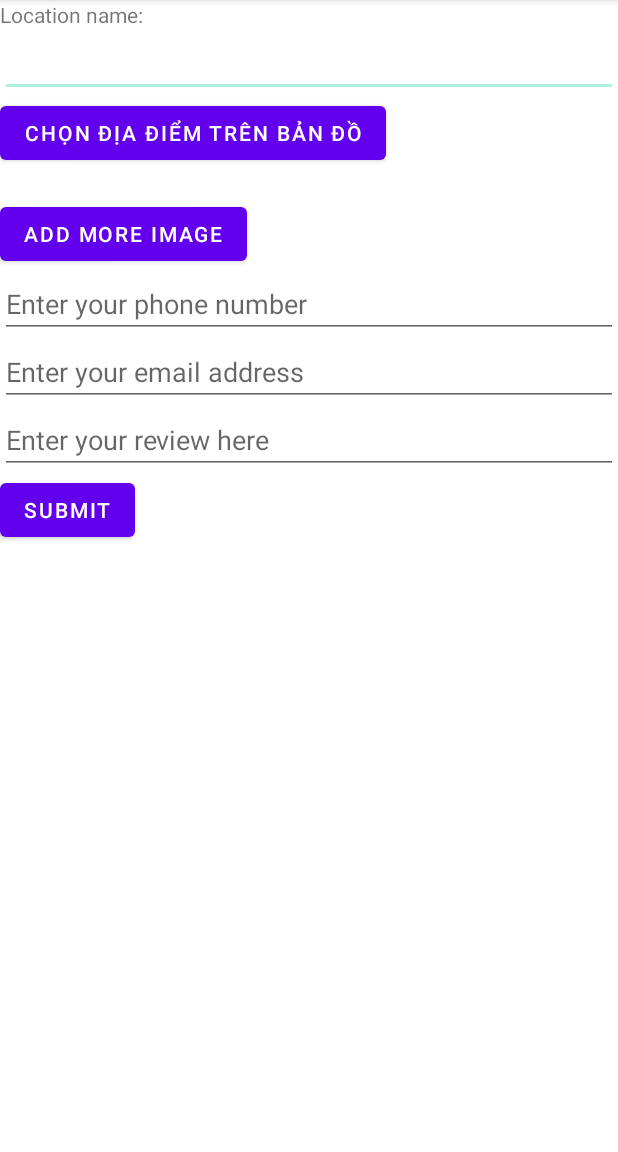
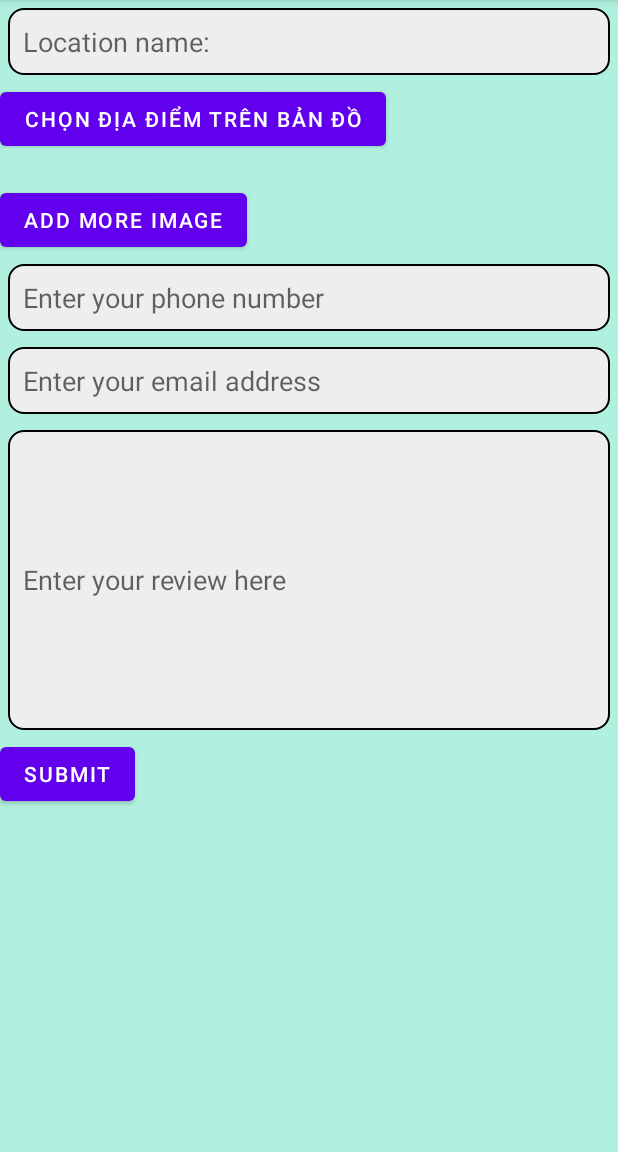
Before and after one commit to QBLong/Location-based-service, an Android app: the AddLocation screen opened directly, with no data from a screen before it, on a phone screen of 412 x 824 dp, the part 84-1236 px from its top. Run offline under Robolectric (Android 15) with nearby library versions, the light colour scheme and no system bars; our stand-ins replace Firebase (no records; nobody signed in at launch, a user with empty details on screens opened directly); pictures from the network do not load.

Commit message:
Gan xong

```diff
--- a/app/src/main/java/com/example/location_based_service/AddCommentActivity.java
+++ b/app/src/main/java/com/example/location_based_service/AddCommentActivity.java
@@ -2,11 +2,13 @@ package com.example.location_based_service;
 
 import androidx.appcompat.app.AppCompatActivity;
 
+import android.annotation.SuppressLint;
 import android.content.Intent;
 import android.os.Bundle;
 import android.view.View;
 import android.widget.Button;
 import android.widget.EditText;
+import android.widget.Toast;
 
 import java.util.Date;
 
@@ -24,15 +26,23 @@ public class AddCommentActivity extends AppCompatActivity {
         assignGlobalVariables();
         submit.setOnClickListener(
                 new View.OnClickListener() {
+                    @SuppressLint("ResourceType")
                     @Override
                     public void onClick(View view) {
+                        int numberOfStar=Integer.parseInt(star.getText().toString());
+                        if(numberOfStar>5 || numberOfStar<0) {
+                            Toast.makeText(
+                                    AddCommentActivity.this, R.id.numberOfStar, Toast.LENGTH_LONG
+                            ).show();
+                            return;
+                        }
                         cComment comment=new cComment();
                         comment.setmLocation(locationName);
                         comment.setmContent(content.getText().toString());
                         comment.setDate(new Date());
                         comment.setmUserName(MyGlobal.userName);
                         comment.setmUserEmail(MyGlobal.userEmail);
-                        comment.setmNumberOfStar(Integer.valueOf(star.getText().toString()));
+                        comment.setmNumberOfStar(numberOfStar);
 
                         mCommentDAO.addComment(comment);
 
--- a/app/src/main/java/com/example/location_based_service/Detail_location.java
+++ b/app/src/main/java/com/example/location_based_service/Detail_location.java
@@ -93,7 +93,7 @@ public class Detail_location extends AppCompatActivity {
 
 
         recyclerView=(RecyclerView) findViewById(R.id.recyclerViewImage);
-        // bDirect=findViewById(R.id.direct);
+        bDirect=findViewById(R.id.direct);
 
 
         adapter=new LocationImageAdapter(this, R.layout.another_item_layout);
@@ -211,14 +211,14 @@ public class Detail_location extends AppCompatActivity {
             Intent intent = new Intent(Intent.ACTION_CALL, Uri.fromParts("tel", phone, null));
             this.startActivity(intent);
         }
-        else if (v==bDirect){
+        else {
             openMap();
         }
     }
 
     private void openMap() {
         Intent openMapIntent=new Intent(this, MapsActivity.class);
-        openMapIntent.putExtra("latitude", lattitude);
+        openMapIntent.putExtra("lattitude", lattitude);
         openMapIntent.putExtra("longitude", longitude);
         openMapIntent.putExtra("name", locationName);
         openMapIntent.putExtra("description", tDetail.getText());
--- /dev/null
+++ b/app/src/main/res/drawable/border_edittext.xml
@@ -0,0 +1,17 @@
+<?xml version="1.0" encoding="utf-8"?>
+<shape xmlns:android="http://schemas.android.com/apk/res/android">
+    <stroke
+        android:width="1dp"
+        android:color="@color/black" />
+    <solid
+        android:color="#eeeeee"
+        android:paddingLeft="10dp"
+        android:paddingTop="10dp"/>
+    <padding
+        android:left="10dp"
+        android:top="10dp"
+        android:right="10dp"
+        android:bottom="10dp" />
+
+    <corners android:radius="10dp"/>
+</shape>
--- a/app/src/main/res/layout/activity_add_comment.xml
+++ b/app/src/main/res/layout/activity_add_comment.xml
@@ -5,6 +5,7 @@
     android:layout_width="match_parent"
     android:layout_height="match_parent"
     tools:context=".AddCommentActivity"
+    android:background="@color/teal_200"
     android:orientation="vertical">
     <EditText
         android:layout_width="match_parent"
--- a/app/src/main/res/layout/activity_add_location.xml
+++ b/app/src/main/res/layout/activity_add_location.xml
@@ -4,22 +4,22 @@
     xmlns:app="http://schemas.android.com/apk/res-auto"
     xmlns:tools="http://schemas.android.com/tools"
     android:layout_width="match_parent"
-    android:layout_height="match_parent">
+    android:layout_height="match_parent"
+    android:background="@color/teal_200">
     <LinearLayout
         android:layout_width="match_parent"
         android:layout_height="match_parent"
         tools:context=".AddLocation"
         android:orientation="vertical">
 
-        <TextView
-            android:layout_width="match_parent"
-            android:layout_height="wrap_content"
-            android:text="@string/location_name"/>
         <EditText
             android:layout_width="match_parent"
             android:layout_height="wrap_content"
             android:lines="1"
-            android:id="@+id/location_name"/>
+            android:hint="@string/location_name"
+            android:background="@drawable/border_edittext"
+            android:id="@+id/location_name"
+            android:layout_margin="5dp"/>
 
         <LinearLayout
             android:layout_width="match_parent"
@@ -50,18 +50,36 @@
         <EditText
             android:layout_width="match_parent"
             android:layout_height="wrap_content"
+            android:background="@drawable/border_edittext"
             android:hint="@string/enter_your_phone_number"
+            android:layout_margin="5dp"
             android:id="@+id/phone"/>
         <EditText
             android:layout_width="match_parent"
             android:layout_height="wrap_content"
+            android:background="@drawable/border_edittext"
             android:hint="@string/enter_your_email_address"
+            android:layout_margin="5dp"
             android:id="@+id/email"/>
-        <EditText
+        <!-- <EditText
             android:layout_width="match_parent"
             android:layout_height="wrap_content"
             android:hint="@string/enter_your_review_here"
-            android:id="@+id/text_comment" />
+            android:id="@+id/text_comment" /> -->
+        <EditText
+            android:id="@+id/text_comment"
+            android:layout_width="match_parent"
+            android:layout_height="200dp"
+            android:layout_marginTop="15dp"
+            android:background="@drawable/border_edittext"
+            android:inputType="textMultiLine"
+            android:singleLine="false"
+            android:overScrollMode="always"
+            android:scrollbarStyle="insideInset"
+            android:scrollbars="vertical"
+            android:layout_margin="5dp"
+            android:hint="@string/enter_your_review_here"/>
+
         <Button
             android:layout_width="wrap_content"
             android:layout_height="wrap_content"
--- a/app/src/main/res/layout/activity_main.xml
+++ b/app/src/main/res/layout/activity_main.xml
@@ -7,7 +7,7 @@
     tools:context=".MainActivity"
     android:orientation="vertical"
     android:weightSum="10"
-    android:background="@color/yellow">
+    android:background="@color/teal_200">
 
     <ImageView
         android:layout_width="match_parent"
--- a/app/src/main/res/values/strings.xml
+++ b/app/src/main/res/values/strings.xml
@@ -17,10 +17,11 @@
     <string name="enter_your_email_address">Enter your email address</string>
     <string name="writer_information">Writer information</string>
     <string name="enter_your_comment">Enter your comment</string>
-    <string name="number_of_star">Number of star:</string>
+    <string name="number_of_star">Number of star</string>
     <string name="submit_button">Submit</string>
     <string name="ok"> vào lúc </string>
     <string name="add_comment">Add comment</string>
     <string name="read_comment">Read comment</string>
+    <string name="numberOfStar">Number of star must be an integer between 0 and 5</string>
 
 </resources>
```
